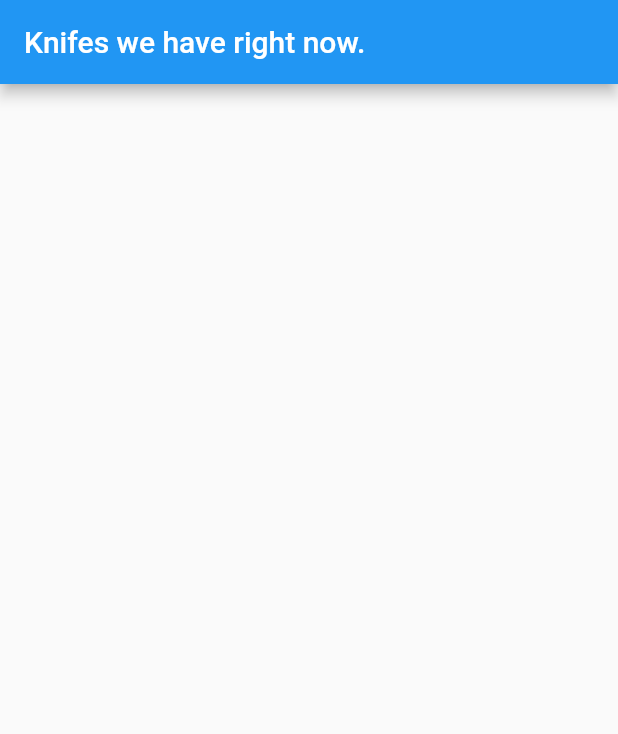
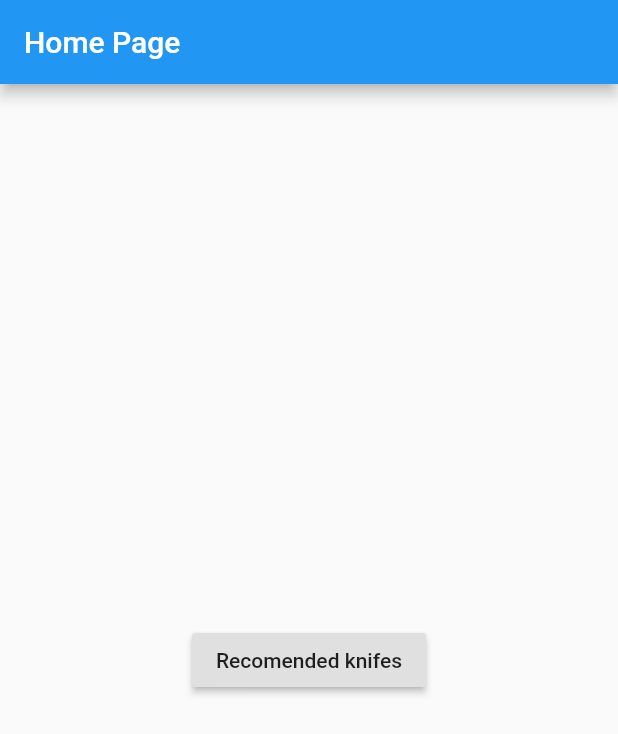
Before and after one commit to AlexandruC5/KnifyShop, a Flutter app: the screen it shows after launch, on a phone screen of 412 x 824 dp. Shown: the top 734 px of the screen. Run offline on Flutter 3.47's test engine with Material 2 defaults, Android fonts, the phone set to English and light mode, and no system bars; our stand-ins replace cloud_firestore, firebase_core, firebase_storage; accounts and stored records are empty.

Commit message:
Added home screen and started to divide screens

```diff
--- /dev/null
+++ b/lib/Home.dart
@@ -0,0 +1,23 @@
+import 'package:flutter/material.dart';
+
+
+
+class HomePage extends StatelessWidget{
+
+  Widget build(BuildContext context)
+  {
+    return Scaffold(
+      appBar:AppBar(
+        title:Text("Home Page"),
+      ),
+      body: Center(
+        child: RaisedButton(
+          child:Text('Recomended knifes'),
+          onPressed: (){
+            Navigator.of(context).pushNamed('/two');
+          },
+        ),
+      ),
+    );
+  }
+}
--- a/lib/main.dart
+++ b/lib/main.dart
@@ -1,8 +1,10 @@
+import 'package:KnifyShop/Home.dart';
 import 'package:cloud_firestore/cloud_firestore.dart';
 import 'package:firebase_core/firebase_core.dart';
 import 'package:flutter/material.dart';
 
 import 'MainPage.dart';
+import 'Home.dart';
 
 Future<void> main() async {
   WidgetsFlutterBinding.ensureInitialized();
@@ -16,7 +18,11 @@ class KnifyShop extends StatelessWidget {
   Widget build(BuildContext context) {
     return MaterialApp(
       title: 'KnifyShop',
-      home: MainPage(),
+      routes: {
+        '/':(context)=>HomePage(),
+        '/two':(context)=>MainPage(),
+      },
+      initialRoute: '/',
     );
   }
 }
```
